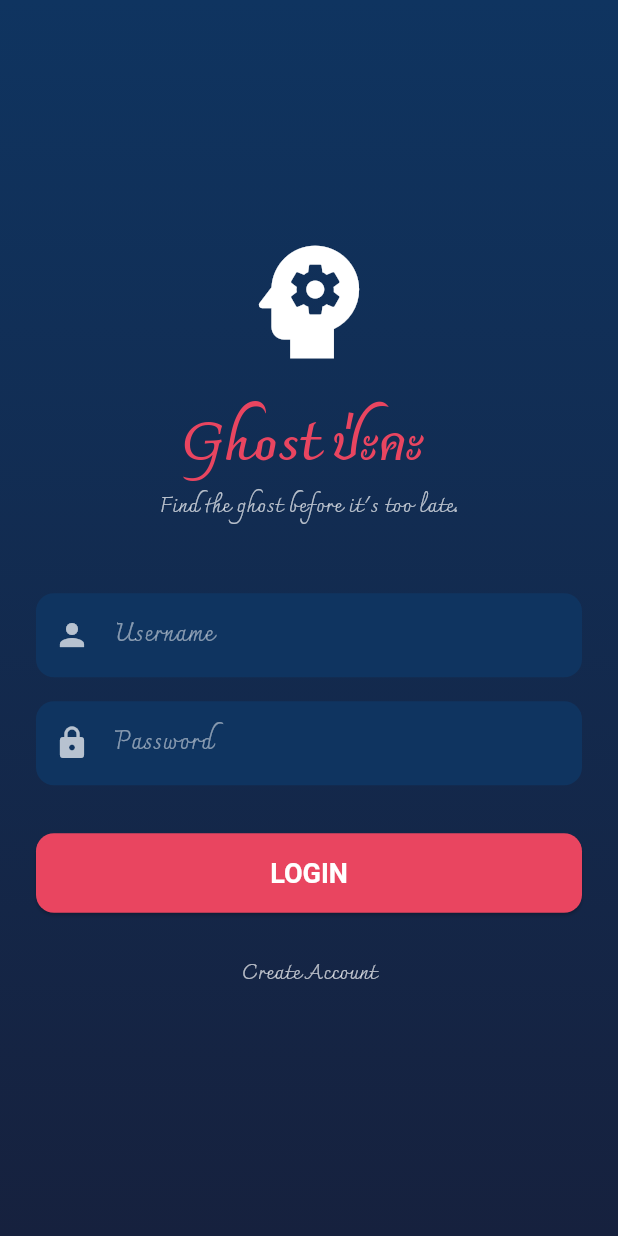
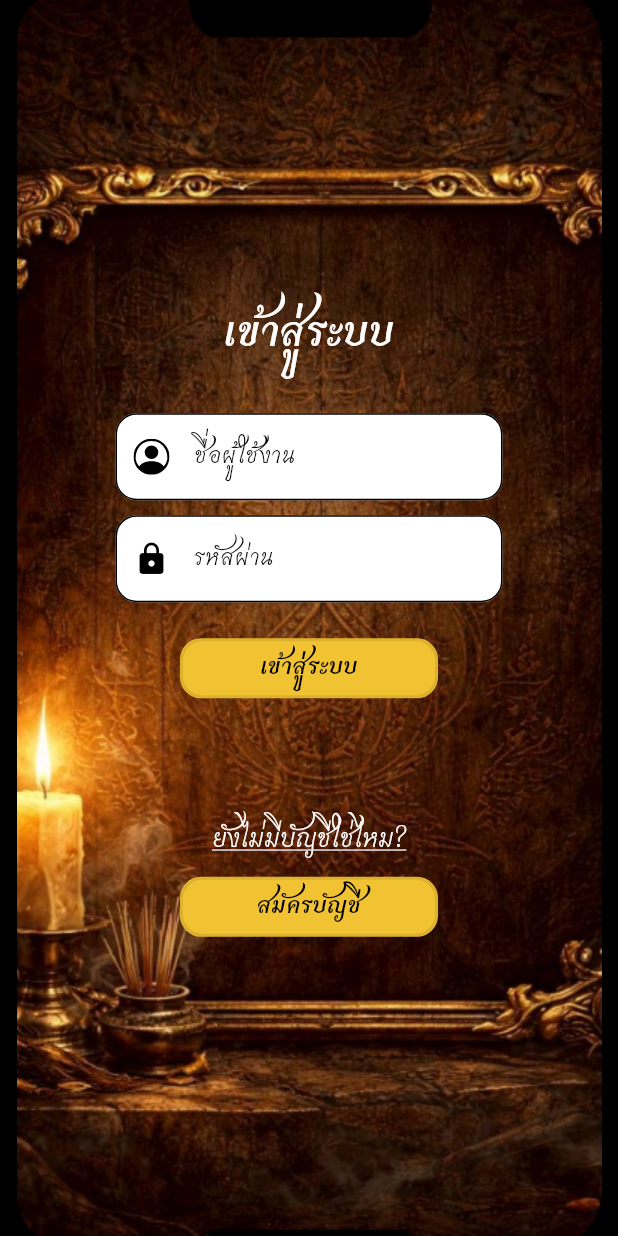
Before and after one commit to we9d/areyoughost, a Flutter app: the LoginScreen screen opened directly, on a phone screen of 412 x 824 dp. Run offline on Flutter 3.47's test engine with Material 3 defaults, Android fonts, the phone set to English and light mode, and no system bars; our stand-ins replace bootstrap_icons, google_fonts; missing offline and left inert: window_manager.

Commit message:
DEV--LoginPage

```diff
--- a/frontend/lib/main.dart
+++ b/frontend/lib/main.dart
@@ -3,7 +3,7 @@
 /// This is the main entry point for the Flutter frontend application.
 /// The app uses a mobile-like display (390x844) centered on desktop screens.
 import 'package:flutter/material.dart';
-import 'package:window_manager/window_manager.dart'; // เพิ่ม
+import 'package:window_manager/window_manager.dart';
 import 'package:areyoughost/theme/app_theme.dart';
 import 'package:areyoughost/ui/login/login_screen.dart';
 import 'package:areyoughost/ui/lobby/lobby_screen.dart';
@@ -19,7 +19,7 @@ Future<void> main() async {
   const double phoneHeight = 844;
 
   WindowOptions windowOptions = const WindowOptions(
-    minimumSize: Size(phoneWidth, phoneHeight), // กำหนดขั้นต่ำ
+    minimumSize: Size(phoneWidth, phoneHeight),
     center: true,
   );
 
@@ -45,7 +45,8 @@ class AreYouGhostApp extends StatelessWidget {
       builder: (context, child) {
         return MobileWrapper(child: child!);
       },
-      home: const HomeScreen(),
+      home: const LoginScreen(),
+
     );
   }
 }
--- a/frontend/lib/ui/login/login_screen.dart
+++ b/frontend/lib/ui/login/login_screen.dart
@@ -1,90 +1,271 @@
 import 'package:flutter/material.dart';
 import 'package:areyoughost/ui/lobby/lobby_screen.dart';
+import 'package:bootstrap_icons/bootstrap_icons.dart';
 
 class LoginScreen extends StatelessWidget {
   const LoginScreen({super.key});
 
-  @override
-  Widget build(BuildContext context) {
-    return Scaffold(
-      body: Container(
-        decoration: BoxDecoration(
-          gradient: LinearGradient(
-            begin: Alignment.topCenter,
-            end: Alignment.bottomCenter,
-            colors: [
-              Theme.of(context).colorScheme.secondary,
-              Theme.of(context).colorScheme.surface,
-            ],
-          ),
-        ),
-        child: Center(
-          child: SingleChildScrollView(
-            padding: const EdgeInsets.all(24.0),
+  // ================= Success Popup =================
+  void _showLoginSuccessDialog(BuildContext context) {
+    showDialog(
+      context: context,
+      barrierDismissible: false,
+      builder: (context) {
+        return Dialog(
+          backgroundColor: Colors.transparent,
+          insetPadding: const EdgeInsets.symmetric(horizontal: 24),
+          child: Container(
+            padding: const EdgeInsets.fromLTRB(24, 24, 24, 20),
+            decoration: BoxDecoration(
+              color: Colors.white,
+              borderRadius: BorderRadius.circular(24),
+            ),
             child: Column(
-              mainAxisAlignment: MainAxisAlignment.center,
+              mainAxisSize: MainAxisSize.min,
               children: [
-                const Icon(
-                  Icons.psychology,
-                  size: 100,
-                  color: Colors.white,
-                ), // Placeholder logo
-                const SizedBox(height: 24),
-                Text(
-                  'Ghost ป่ะคะ ',
-                  style: Theme.of(context).textTheme.displaySmall?.copyWith(
-                    fontWeight: FontWeight.bold,
-                    color: Theme.of(context).colorScheme.primary,
+                Container(
+                  width: 64,
+                  height: 64,
+                  decoration: const BoxDecoration(
+                    color: Color(0xFF018A0C),
+                    shape: BoxShape.circle,
                   ),
-                ),
-                const SizedBox(height: 8),
-                const Text(
-                  'Find the ghost before it\'s too late.',
-                  style: TextStyle(color: Colors.white70),
-                ),
-                const SizedBox(height: 48),
-                TextField(
-                  decoration: const InputDecoration(
-                    prefixIcon: Icon(Icons.person, color: Colors.white70),
-                    hintText: 'Username',
+                  child: const Icon(
+                    Icons.check,
+                    color: Colors.white,
+                    size: 40,
                   ),
                 ),
                 const SizedBox(height: 16),
-                TextField(
-                  obscureText: true,
-                  decoration: const InputDecoration(
-                    prefixIcon: Icon(Icons.lock, color: Colors.white70),
-                    hintText: 'Password',
+                const Text(
+                  'เข้าสู่ระบบสำเร็จ',
+                  style: TextStyle(
+                    fontFamily: 'Charmonman',
+                    fontSize: 22,
+                    fontWeight: FontWeight.bold,
+                    decoration: TextDecoration.underline,
+                    decorationColor: Colors.black,
+                    decorationThickness: 1,
+                    color: Colors.black,
                   ),
                 ),
-                const SizedBox(height: 32),
-                SizedBox(
-                  width: double.infinity,
-                  child: ElevatedButton(
-                    onPressed: () {
-                      Navigator.pushReplacement(
-                        context,
-                        MaterialPageRoute(
-                          builder: (context) => const LobbyScreen(),
-                        ),
-                      );
-                    },
-                    child: const Text('LOGIN'),
-                  ),
-                ),
-                const SizedBox(height: 16),
-                TextButton(
-                  onPressed: () {},
-                  child: const Text(
-                    'Create Account',
-                    style: TextStyle(color: Colors.white70),
+                const SizedBox(height: 20),
+                const Text(
+                  '“ยินดีต้อนรับกลับมา\nพร้อมลุยความหลอนแล้วหรือยัง?”',
+                  textAlign: TextAlign.center,
+                  style: TextStyle(
+                    fontFamily: 'Charmonman',
+                    fontSize: 14,
+                    color: Colors.black,
                   ),
                 ),
               ],
             ),
+          ),
+        );
+      },
+    );
+  }
+
+  @override
+  Widget build(BuildContext context) {
+    return Scaffold(
+      backgroundColor: Colors.black,
+      body: Center(
+        child: SizedBox(
+          width: 390,
+          height: 844,
+          child: Stack(
+            children: [
+              Image.asset(
+                'assets/images/Login-Register.jpg',
+                width: 390,
+                height: 844,
+                fit: BoxFit.cover,
+              ),
+              Center(
+                child: SingleChildScrollView(
+                  child: Padding(
+                    padding: const EdgeInsets.symmetric(horizontal: 24),
+                    child: Column(
+                      children: [
+                        const Text(
+                          'เข้าสู่ระบบ',
+                          style: TextStyle(
+                            fontFamily: 'Charmonman',
+                            fontSize: 32,
+                            fontWeight: FontWeight.bold,
+                            color: Colors.white,
+                          ),
+                        ),
+                        const SizedBox(height: 30),
+
+                        // ================= Username =================
+                        _buildTextField(
+                          hint: 'ชื่อผู้ใช้งาน',
+                          icon: BootstrapIcons.person_circle,
+                        ),
+                        const SizedBox(height: 10),
+
+                        // ================= Password =================
+                        _buildTextField(
+                          hint: 'รหัสผ่าน',
+                          icon: Icons.lock,
+                        ),
+                        const SizedBox(height: 24),
+
+                        // ================= Login Button (INNER SHADOW) =================
+                        InnerShadowButton(
+                          text: 'เข้าสู่ระบบ',
+                          onTap: () => _showLoginSuccessDialog(context),
+                        ),
+                        const SizedBox(height: 80),
+
+                        // ================= Register =================
+                        const Text(
+                          'ยังไม่มีบัญชีใช่ไหม?',
+                          style: TextStyle(
+                            fontFamily: 'Charmonman',
+                            fontSize: 20,
+                            color: Colors.white,
+                            decoration: TextDecoration.underline,
+                          ),
+                        ),
+                        const SizedBox(height: 10),
+
+                        InnerShadowButton(
+                          text: 'สมัครบัญชี',
+                          onTap: () {},
+                        ),
+                      ],
+                    ),
+                  ),
+                ),
+              ),
+            ],
+          ),
+        ),
+      ),
+    );
+  }
+
+  // ================= Reusable Widgets =================
+
+  Widget _buildTextField({
+    required String hint,
+    required IconData icon,
+  }) {
+    return SizedBox(
+      width: 258,
+      height: 58,
+      child: TextField(
+        cursorColor: Colors.black,
+        style: const TextStyle(
+          fontFamily: 'Charmonman',
+          fontSize: 18,
+          color: Colors.black,
+        ),
+        decoration: InputDecoration(
+          hintText: hint,
+          hintStyle: const TextStyle(
+            fontFamily: 'Charmonman',
+            fontSize: 18,
+            color: Colors.black,
+          ),
+          filled: true,
+          fillColor: Colors.white,
+          prefixIcon: Icon(icon, color: Colors.black),
+          contentPadding: const EdgeInsets.symmetric(vertical: 16),
+          enabledBorder: OutlineInputBorder(
+            borderRadius: BorderRadius.circular(14),
+            borderSide: const BorderSide(color: Colors.black),
+          ),
+          focusedBorder: OutlineInputBorder(
+            borderRadius: BorderRadius.circular(14),
+            borderSide: const BorderSide(color: Colors.black, width: 2),
           ),
         ),
       ),
     );
   }
 }
+
+/// ================= INNER SHADOW BUTTON =================
+class InnerShadowButton extends StatelessWidget {
+  final String text;
+  final VoidCallback onTap;
+
+  const InnerShadowButton({
+    super.key,
+    required this.text,
+    required this.onTap,
+  });
+
+  @override
+  Widget build(BuildContext context) {
+    return SizedBox(
+      width: 172,
+      height: 40,
+      child: Stack(
+        children: [
+          Container(
+            decoration: BoxDecoration(
+              color: const Color(0xFFF1C232),
+              borderRadius: BorderRadius.circular(14),
+            ),
+          ),
+          ClipRRect(
+            borderRadius: BorderRadius.circular(14),
+            child: CustomPaint(
+              painter: _InnerShadowPainter(),
+              child: Container(),
+            ),
+          ),
+          Material(
+            color: Colors.transparent,
+            child: InkWell(
+              borderRadius: BorderRadius.circular(14),
+              onTap: onTap,
+              child: Center(
+                child: Text(
+                  text,
+                  style: const TextStyle(
+                    fontFamily: 'Charmonman',
+                    fontSize: 18,
+                    fontWeight: FontWeight.bold,
+                    color: Colors.black,
+                  ),
+                ),
+              ),
+            ),
+          ),
+        ],
+      ),
+    );
+  }
+}
+
+class _InnerShadowPainter extends CustomPainter {
+  @override
+  void paint(Canvas canvas, Size size) {
+    final rect = Offset.zero & size;
+
+    final paint = Paint()
+      ..color = Colors.black.withOpacity(0.25)
+      ..style = PaintingStyle.stroke
+      ..strokeWidth = 2
+      ..maskFilter =
+          const MaskFilter.blur(BlurStyle.inner, 2);
+
+    canvas.drawRRect(
+      RRect.fromRectAndRadius(
+        rect.deflate(1),
+        const Radius.circular(14),
+      ),
+      paint,
+    );
+  }
+
+  @override
+  bool shouldRepaint(covariant CustomPainter oldDelegate) => false;
+}
--- a/frontend/pubspec.yaml
+++ b/frontend/pubspec.yaml
@@ -71,6 +71,7 @@ flutter:
 
   assets:
     - assets/images/ปกพื้นหลัง.jpg
+    - assets/images/Login-Register.jpg
 
 
 
```
Also changed, not shown: frontend/assets/images/Login-Register.jpg (added).
